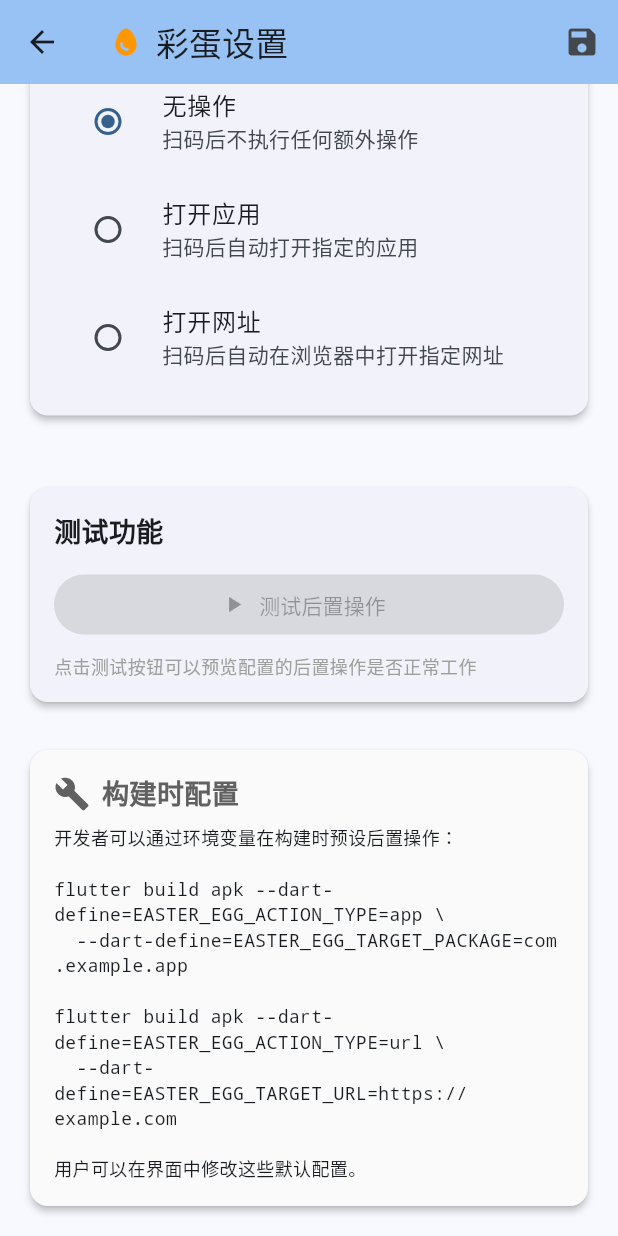
After one commit to wuhao1477/ScanToPDA, a Flutter app: the EasterEggSettingsPage screen opened directly, scrolled down 275 dp, after a tap on "无操作", on a phone screen of 412 x 824 dp. The commit adds this screen. Run offline on Flutter 3.47's test engine with Material 3 defaults, Android fonts, the light colour scheme and no system bars; our stand-ins replace share_plus, shared_preferences; accounts and stored records are empty.

Commit message:
添加彩蛋功能构建脚本和说明文档，支持在构建时注入后置操作配置；新增彩蛋设置页面，允许用户自定义扫码后的操作类型和目标应用/网址；优化关于页面以支持彩蛋解锁提示，提升用户体验。

```diff
--- /dev/null
+++ b/lib/easter_egg_settings_page.dart
@@ -0,0 +1,550 @@
+import 'package:flutter/material.dart';
+import 'package:flutter/services.dart';
+import 'package:shared_preferences/shared_preferences.dart';
+import 'package:url_launcher/url_launcher.dart';
+
+class EasterEggSettingsPage extends StatefulWidget {
+  const EasterEggSettingsPage({Key? key}) : super(key: key);
+
+  @override
+  State<EasterEggSettingsPage> createState() => _EasterEggSettingsPageState();
+}
+
+class _EasterEggSettingsPageState extends State<EasterEggSettingsPage> {
+  // 后置操作类型
+  String _actionType = 'none'; // none, app, url
+  String _targetPackage = '';
+  String _targetUrl = '';
+  String _selectedAppName = '';
+
+
+  @override
+  void initState() {
+    super.initState();
+    _loadEnvironmentDefaults();
+    _loadSettings();
+  }
+
+  // 加载环境变量默认配置
+  void _loadEnvironmentDefaults() {
+    // 这些值在构建时会被环境变量替换
+    const String envActionType = String.fromEnvironment('EASTER_EGG_ACTION_TYPE', defaultValue: 'none');
+    const String envTargetPackage = String.fromEnvironment('EASTER_EGG_TARGET_PACKAGE', defaultValue: '');
+    const String envTargetUrl = String.fromEnvironment('EASTER_EGG_TARGET_URL', defaultValue: '');
+    const String envSelectedAppName = String.fromEnvironment('EASTER_EGG_SELECTED_APP_NAME', defaultValue: '');
+
+    // 如果环境变量中有配置，则使用环境变量的值作为默认值
+    if (envActionType != 'none' || envTargetPackage.isNotEmpty || envTargetUrl.isNotEmpty) {
+      _actionType = envActionType;
+      _targetPackage = envTargetPackage;
+      _targetUrl = envTargetUrl;
+      _selectedAppName = envSelectedAppName;
+
+      print('彩蛋功能：使用环境变量配置 - 类型: $envActionType, 包名: $envTargetPackage, 网址: $envTargetUrl');
+    }
+  }
+
+  // 加载设置
+  Future<void> _loadSettings() async {
+    try {
+      final prefs = await SharedPreferences.getInstance();
+
+      // 用户设置优先，如果没有用户设置则保持环境变量的默认值
+      setState(() {
+        _actionType = prefs.getString('easter_egg_action_type') ?? _actionType;
+        _targetPackage = prefs.getString('easter_egg_target_package') ?? _targetPackage;
+        _targetUrl = prefs.getString('easter_egg_target_url') ?? _targetUrl;
+        _selectedAppName = prefs.getString('easter_egg_selected_app_name') ?? _selectedAppName;
+      });
+    } catch (e) {
+      print('加载彩蛋设置失败: $e');
+    }
+  }
+
+  // 保存设置
+  Future<void> _saveSettings() async {
+    try {
+      final prefs = await SharedPreferences.getInstance();
+      await prefs.setString('easter_egg_action_type', _actionType);
+      await prefs.setString('easter_egg_target_package', _targetPackage);
+      await prefs.setString('easter_egg_target_url', _targetUrl);
+      await prefs.setString('easter_egg_selected_app_name', _selectedAppName);
+
+      ScaffoldMessenger.of(context).showSnackBar(
+        const SnackBar(
+          content: Text('设置已保存'),
+          backgroundColor: Colors.green,
+        ),
+      );
+    } catch (e) {
+      ScaffoldMessenger.of(context).showSnackBar(
+        SnackBar(
+          content: Text('保存失败: $e'),
+          backgroundColor: Colors.red,
+        ),
+      );
+    }
+  }
+
+  // 根据包名获取应用显示名称
+  String _getAppDisplayName(String packageName) {
+    // 根据常见应用包名返回友好的显示名称
+    switch (packageName) {
+      case 'com.tencent.mm':
+        return '微信';
+      case 'com.tencent.mobileqq':
+        return 'QQ';
+      case 'com.eg.android.AlipayGphone':
+        return '支付宝';
+      case 'com.taobao.taobao':
+        return '淘宝';
+      case 'com.ss.android.ugc.aweme':
+        return '抖音';
+      case 'com.android.chrome':
+        return 'Chrome浏览器';
+      default:
+        return '自定义应用';
+    }
+  }
+
+  @override
+  Widget build(BuildContext context) {
+    return Scaffold(
+      appBar: AppBar(
+        title: const Row(
+          children: [
+            Icon(Icons.egg, color: Colors.orange),
+            SizedBox(width: 8),
+            Text('彩蛋设置'),
+          ],
+        ),
+        backgroundColor: Theme.of(context).colorScheme.inversePrimary,
+        actions: [
+          IconButton(
+            icon: const Icon(Icons.save),
+            onPressed: _saveSettings,
+            tooltip: '保存设置',
+          ),
+        ],
+      ),
+      body: SingleChildScrollView(
+        padding: const EdgeInsets.all(16),
+        child: Column(
+          crossAxisAlignment: CrossAxisAlignment.start,
+          children: [
+            // 功能说明卡片
+            _buildDescriptionCard(),
+            const SizedBox(height: 16),
+
+            // 操作类型选择
+            _buildActionTypeSection(),
+            const SizedBox(height: 16),
+
+            // 根据选择的类型显示相应的配置界面
+            if (_actionType == 'app') _buildAppSelectionSection(),
+            if (_actionType == 'url') _buildUrlConfigSection(),
+
+            const SizedBox(height: 24),
+
+            // 测试按钮
+            _buildTestSection(),
+
+            const SizedBox(height: 24),
+
+            // 环境变量说明
+            _buildEnvironmentVariableSection(),
+          ],
+        ),
+      ),
+    );
+  }
+
+  Widget _buildDescriptionCard() {
+    return Card(
+      color: Colors.orange.shade50,
+      child: Padding(
+        padding: const EdgeInsets.all(16),
+        child: Column(
+          crossAxisAlignment: CrossAxisAlignment.start,
+          children: [
+            Row(
+              children: [
+                Icon(Icons.info, color: Colors.orange.shade700),
+                const SizedBox(width: 8),
+                Text(
+                  '后置操作配置',
+                  style: TextStyle(
+                    fontSize: 18,
+                    fontWeight: FontWeight.bold,
+                    color: Colors.orange.shade700,
+                  ),
+                ),
+              ],
+            ),
+            const SizedBox(height: 8),
+            const Text(
+              '配置扫码成功后的自动操作。可以设置为打开指定应用或访问特定网址。\n\n'
+              '注意：这是一个隐藏功能，主要用于特定场景的自动化需求。',
+              style: TextStyle(fontSize: 14, height: 1.4),
+            ),
+          ],
+        ),
+      ),
+    );
+  }
+
+  Widget _buildActionTypeSection() {
+    return Card(
+      child: Padding(
+        padding: const EdgeInsets.all(16),
+        child: Column(
+          crossAxisAlignment: CrossAxisAlignment.start,
+          children: [
+            const Text(
+              '操作类型',
+              style: TextStyle(fontSize: 18, fontWeight: FontWeight.bold),
+            ),
+            const SizedBox(height: 12),
+
+            RadioListTile<String>(
+              title: const Text('无操作'),
+              subtitle: const Text('扫码后不执行任何额外操作'),
+              value: 'none',
+              groupValue: _actionType,
+              onChanged: (value) => setState(() => _actionType = value!),
+            ),
+
+            RadioListTile<String>(
+              title: const Text('打开应用'),
+              subtitle: const Text('扫码后自动打开指定的应用'),
+              value: 'app',
+              groupValue: _actionType,
+              onChanged: (value) => setState(() => _actionType = value!),
+            ),
+
+            RadioListTile<String>(
+              title: const Text('打开网址'),
+              subtitle: const Text('扫码后自动在浏览器中打开指定网址'),
+              value: 'url',
+              groupValue: _actionType,
+              onChanged: (value) => setState(() => _actionType = value!),
+            ),
+          ],
+        ),
+      ),
+    );
+  }
+
+  Widget _buildAppSelectionSection() {
+    return Card(
+      child: Padding(
+        padding: const EdgeInsets.all(16),
+        child: Column(
+          crossAxisAlignment: CrossAxisAlignment.start,
+          children: [
+            const Text(
+              '选择应用',
+              style: TextStyle(fontSize: 18, fontWeight: FontWeight.bold),
+            ),
+            const SizedBox(height: 12),
+
+            // 应用包名输入
+            TextField(
+              decoration: const InputDecoration(
+                labelText: '应用包名',
+                hintText: '例如：com.tencent.mm（微信）',
+                border: OutlineInputBorder(),
+                prefixIcon: Icon(Icons.android),
+                helperText: '输入要打开的应用的完整包名',
+              ),
+              controller: TextEditingController(text: _targetPackage),
+              onChanged: (value) {
+                setState(() {
+                  _targetPackage = value;
+                  _selectedAppName = value.isNotEmpty ? _getAppDisplayName(value) : '';
+                });
+              },
+            ),
+
+            const SizedBox(height: 12),
+
+            // 常用应用包名提示
+            Container(
+              padding: const EdgeInsets.all(12),
+              decoration: BoxDecoration(
+                color: Colors.grey.shade50,
+                borderRadius: BorderRadius.circular(8),
+                border: Border.all(color: Colors.grey.shade200),
+              ),
+              child: Column(
+                crossAxisAlignment: CrossAxisAlignment.start,
+                children: [
+                  Text(
+                    '常用应用包名：',
+                    style: TextStyle(
+                      fontWeight: FontWeight.w600,
+                      color: Colors.grey.shade700,
+                    ),
+                  ),
+                  const SizedBox(height: 8),
+                  const Text(
+                    '微信：com.tencent.mm\n'
+                    'QQ：com.tencent.mobileqq\n'
+                    '支付宝：com.eg.android.AlipayGphone\n'
+                    '淘宝：com.taobao.taobao\n'
+                    '抖音：com.ss.android.ugc.aweme\n'
+                    'Chrome：com.android.chrome',
+                    style: TextStyle(
+                      fontSize: 12,
+                      fontFamily: 'monospace',
+                      height: 1.4,
+                    ),
+                  ),
+                  const SizedBox(height: 8),
+                  const Text(
+                    '提示：可以通过应用详情页面或开发者工具查看应用包名',
+                    style: TextStyle(fontSize: 11, color: Colors.grey),
+                  ),
+                ],
+              ),
+            ),
+          ],
+        ),
+      ),
+    );
+  }
+
+  Widget _buildUrlConfigSection() {
+    return Card(
+      child: Padding(
+        padding: const EdgeInsets.all(16),
+        child: Column(
+          crossAxisAlignment: CrossAxisAlignment.start,
+          children: [
+            const Text(
+              '网址配置',
+              style: TextStyle(fontSize: 18, fontWeight: FontWeight.bold),
+            ),
+            const SizedBox(height: 12),
+
+            TextField(
+              decoration: const InputDecoration(
+                labelText: '目标网址',
+                hintText: 'https://www.example.com',
+                border: OutlineInputBorder(),
+                prefixIcon: Icon(Icons.link),
+              ),
+              controller: TextEditingController(text: _targetUrl),
+              onChanged: (value) => _targetUrl = value,
+              keyboardType: TextInputType.url,
+            ),
+
+            const SizedBox(height: 8),
+
+            const Text(
+              '支持的网址格式：\n'
+              '• https://www.example.com\n'
+              '• http://192.168.1.100:8080\n'
+              '• 自定义协议：myapp://action',
+              style: TextStyle(fontSize: 12, color: Colors.grey),
+            ),
+          ],
+        ),
+      ),
+    );
+  }
+
+  Widget _buildTestSection() {
+    return Card(
+      child: Padding(
+        padding: const EdgeInsets.all(16),
+        child: Column(
+          crossAxisAlignment: CrossAxisAlignment.start,
+          children: [
+            const Text(
+              '测试功能',
+              style: TextStyle(fontSize: 18, fontWeight: FontWeight.bold),
+            ),
+            const SizedBox(height: 12),
+
+            SizedBox(
+              width: double.infinity,
+              child: ElevatedButton.icon(
+                onPressed: _actionType == 'none' ? null : _testAction,
+                icon: const Icon(Icons.play_arrow),
+                label: const Text('测试后置操作'),
+                style: ElevatedButton.styleFrom(
+                  backgroundColor: Colors.green,
+                  foregroundColor: Colors.white,
+                ),
+              ),
+            ),
+
+            const SizedBox(height: 8),
+
+            const Text(
+              '点击测试按钮可以预览配置的后置操作是否正常工作',
+              style: TextStyle(fontSize: 12, color: Colors.grey),
+            ),
+          ],
+        ),
+      ),
+    );
+  }
+
+  Widget _buildEnvironmentVariableSection() {
+    // 获取当前环境变量值
+    const String envActionType = String.fromEnvironment('EASTER_EGG_ACTION_TYPE', defaultValue: 'none');
+    const String envTargetPackage = String.fromEnvironment('EASTER_EGG_TARGET_PACKAGE', defaultValue: '');
+    const String envTargetUrl = String.fromEnvironment('EASTER_EGG_TARGET_URL', defaultValue: '');
+
+    bool hasEnvConfig = envActionType != 'none' || envTargetPackage.isNotEmpty || envTargetUrl.isNotEmpty;
+
+    return Card(
+      color: hasEnvConfig ? Colors.green.shade50 : Colors.grey.shade50,
+      child: Padding(
+        padding: const EdgeInsets.all(16),
+        child: Column(
+          crossAxisAlignment: CrossAxisAlignment.start,
+          children: [
+            Row(
+              children: [
+                Icon(
+                  hasEnvConfig ? Icons.check_circle : Icons.build,
+                  color: hasEnvConfig ? Colors.green.shade700 : Colors.grey.shade700,
+                ),
+                const SizedBox(width: 8),
+                Text(
+                  hasEnvConfig ? '构建时配置（已启用）' : '构建时配置',
+                  style: TextStyle(
+                    fontSize: 18,
+                    fontWeight: FontWeight.bold,
+                    color: hasEnvConfig ? Colors.green.shade700 : Colors.grey.shade700,
+                  ),
+                ),
+              ],
+            ),
+            const SizedBox(height: 8),
+
+            if (hasEnvConfig) ...[
+              Text(
+                '当前环境变量配置：',
+                style: TextStyle(
+                  fontSize: 14,
+                  fontWeight: FontWeight.w600,
+                  color: Colors.green.shade700,
+                ),
+              ),
+              const SizedBox(height: 8),
+              Container(
+                padding: const EdgeInsets.all(12),
+                decoration: BoxDecoration(
+                  color: Colors.green.shade100,
+                  borderRadius: BorderRadius.circular(8),
+                  border: Border.all(color: Colors.green.shade200),
+                ),
+                child: Column(
+                  crossAxisAlignment: CrossAxisAlignment.start,
+                  children: [
+                    Text(
+                      'EASTER_EGG_ACTION_TYPE=$envActionType',
+                      style: const TextStyle(fontFamily: 'monospace', fontSize: 12),
+                    ),
+                    if (envTargetPackage.isNotEmpty)
+                      Text(
+                        'EASTER_EGG_TARGET_PACKAGE=$envTargetPackage',
+                        style: const TextStyle(fontFamily: 'monospace', fontSize: 12),
+                      ),
+                    if (envTargetUrl.isNotEmpty)
+                      Text(
+                        'EASTER_EGG_TARGET_URL=$envTargetUrl',
+                        style: const TextStyle(fontFamily: 'monospace', fontSize: 12),
+                      ),
+                  ],
+                ),
+              ),
+              const SizedBox(height: 12),
+            ],
+
+            const Text(
+              '开发者可以通过环境变量在构建时预设后置操作：\n\n'
+              'flutter build apk --dart-define=EASTER_EGG_ACTION_TYPE=app \\\n'
+              '  --dart-define=EASTER_EGG_TARGET_PACKAGE=com.example.app\n\n'
+              'flutter build apk --dart-define=EASTER_EGG_ACTION_TYPE=url \\\n'
+              '  --dart-define=EASTER_EGG_TARGET_URL=https://example.com\n\n'
+              '用户可以在界面中修改这些默认配置。',
+              style: TextStyle(
+                fontSize: 12,
+                height: 1.4,
+                fontFamily: 'monospace',
+              ),
+            ),
+          ],
+        ),
+      ),
+    );
+  }
+
+
+  // 测试后置操作
+  Future<void> _testAction() async {
+    switch (_actionType) {
+      case 'app':
+        if (_targetPackage.isNotEmpty) {
+          ScaffoldMessenger.of(context).showSnackBar(
+            SnackBar(
+              content: Text('测试配置：打开应用 $_selectedAppName ($_targetPackage)'),
+              backgroundColor: Colors.blue,
+              duration: const Duration(seconds: 2),
+            ),
+          );
+        } else {
+          ScaffoldMessenger.of(context).showSnackBar(
+            const SnackBar(
+              content: Text('请先输入应用包名'),
+              backgroundColor: Colors.red,
+            ),
+          );
+        }
+        break;
+      case 'url':
+        if (_targetUrl.isNotEmpty) {
+          try {
+            // 使用url_launcher打开网址
+            final Uri uri = Uri.parse(_targetUrl);
+            if (await canLaunchUrl(uri)) {
+              await launchUrl(uri, mode: LaunchMode.externalApplication);
+              ScaffoldMessenger.of(context).showSnackBar(
+                SnackBar(
+                  content: Text('成功打开网址：$_targetUrl'),
+                  backgroundColor: Colors.green,
+                ),
+              );
+            } else {
+              ScaffoldMessenger.of(context).showSnackBar(
+                SnackBar(
+                  content: Text('无法打开网址：$_targetUrl'),
+                  backgroundColor: Colors.red,
+                ),
+              );
+            }
+          } catch (e) {
+            ScaffoldMessenger.of(context).showSnackBar(
+              SnackBar(
+                content: Text('打开网址出错：$e'),
+                backgroundColor: Colors.red,
+              ),
+            );
+          }
+        } else {
+          ScaffoldMessenger.of(context).showSnackBar(
+            const SnackBar(
+              content: Text('请先输入要打开的网址'),
+              backgroundColor: Colors.red,
+            ),
+          );
+        }
+        break;
+    }
+  }
+}
--- a/pubspec.yaml
+++ b/pubspec.yaml
@@ -16,6 +16,7 @@ dependencies:
   permission_handler: ^11.0.0
   share_plus: ^7.2.2
   url_launcher: ^6.2.2
+  shared_preferences: ^2.2.2
 
 dev_dependencies:
   flutter_test:
```
Also changed, not shown: lib/about_page.dart (+112 -2 lines), lib/permission_guide_page.dart (+21 -1 lines), .cunzhi-memory/metadata.json, 3 other files.
